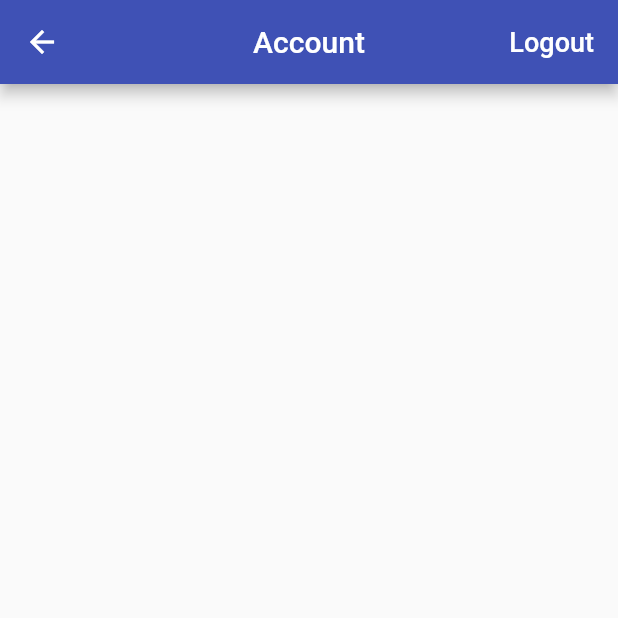
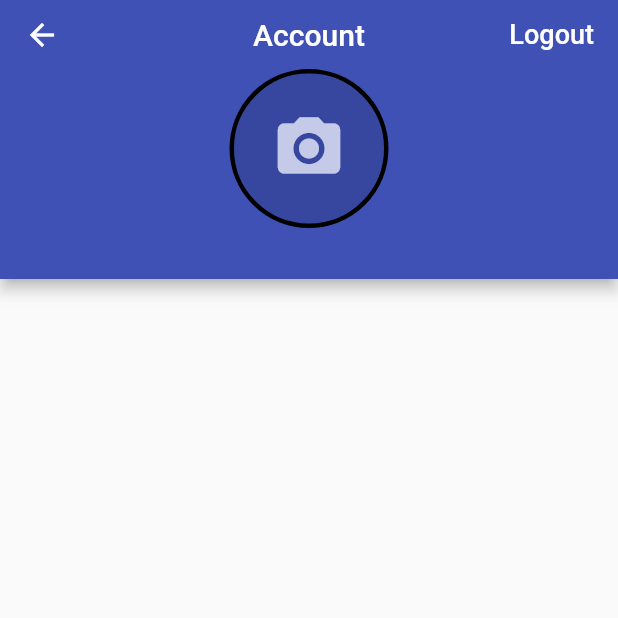
Before and after one commit to ravindra6596/time_tracker, a Flutter app: the AccounPage screen opened directly, on a phone screen of 412 x 824 dp, the top half of it. Run offline on Flutter 3.47's test engine with Material 2 defaults, Android fonts, the phone set to English and light mode, and no system bars; our stand-ins replace cloud_firestore, firebase_auth, firebase_core, google_sign_in; missing offline and left inert: flutter_login_facebook; accounts and stored records are empty.

Commit message:
Accout Profile

```diff
--- a/lib/app/home/account/account_page.dart
+++ b/lib/app/home/account/account_page.dart
@@ -1,10 +1,12 @@
+import 'package:firebase_auth/firebase_auth.dart';
 import 'package:flutter/material.dart';
 import 'package:provider/provider.dart';
 import 'package:time_tracker/common_widgets/alert_dialog.dart';
+import 'package:time_tracker/common_widgets/avatar.dart';
 import 'package:time_tracker/services/auth.dart';
 
 class AccounPage extends StatelessWidget {
-   Future<void> _signOut(BuildContext context) async {
+  Future<void> _signOut(BuildContext context) async {
     try {
       final auth = Provider.of<AuthBase>(context, listen: false);
       await auth.signOut();
@@ -25,14 +27,16 @@ class AccounPage extends StatelessWidget {
       _signOut(context);
     }
   }
+
   @override
   Widget build(BuildContext context) {
+    final auth = Provider.of<AuthBase>(context, listen: false);
+
     return Scaffold(
       appBar: AppBar(
         centerTitle: true,
         title: Text('Account'),
         actions: <Widget>[
-
           FlatButton(
             onPressed: () => _confirmSignOut(context),
             child: Text(
@@ -44,8 +48,32 @@ class AccounPage extends StatelessWidget {
             ),
           ),
         ],
+        bottom: PreferredSize(
+          preferredSize: Size.fromHeight(130),
+          child: _buildUserInfo(auth.currentUser),
+        ),
       ),
+    );
+  }
 
+  Widget _buildUserInfo(User user) {
+    return Column(
+      children: [
+        Avatar(
+          radius: 50,
+          photoUrl: user.photoURL,
+        ),
+        SizedBox(height: 8),
+        if (user.displayName != null)
+          Text(
+            user.displayName,
+            style: TextStyle(
+              color: Colors.white,
+              fontSize: 15,
+            ),
+          ),
+        SizedBox(height: 8)
+      ],
     );
   }
 }
--- /dev/null
+++ b/lib/common_widgets/avatar.dart
@@ -0,0 +1,30 @@
+import 'package:flutter/material.dart';
+
+class Avatar extends StatelessWidget {
+  const Avatar({
+    Key key,
+    this.photoUrl,
+    @required this.radius,
+  }) : super(key: key);
+  final String photoUrl;
+  final double radius;
+
+  @override
+  Widget build(BuildContext context) {
+    return Container(
+      decoration: BoxDecoration(
+        border: Border.all(
+          color: Colors.black,
+          width: 3,
+        ),
+        shape: BoxShape.circle,
+      ),
+      child: CircleAvatar(
+        radius: radius,
+        backgroundColor: Colors.black12,
+        backgroundImage: photoUrl != null ? NetworkImage(photoUrl) : null,
+        child: photoUrl == null ? Icon(Icons.camera_alt, size: radius) : null,
+      ),
+    );
+  }
+}
```
